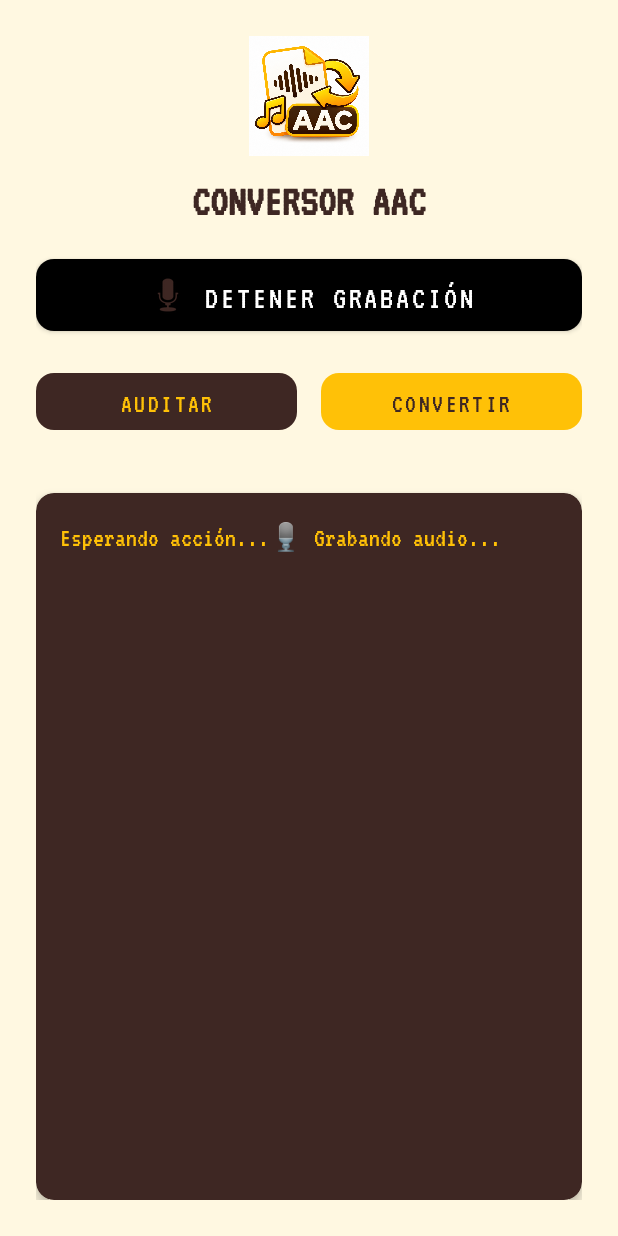
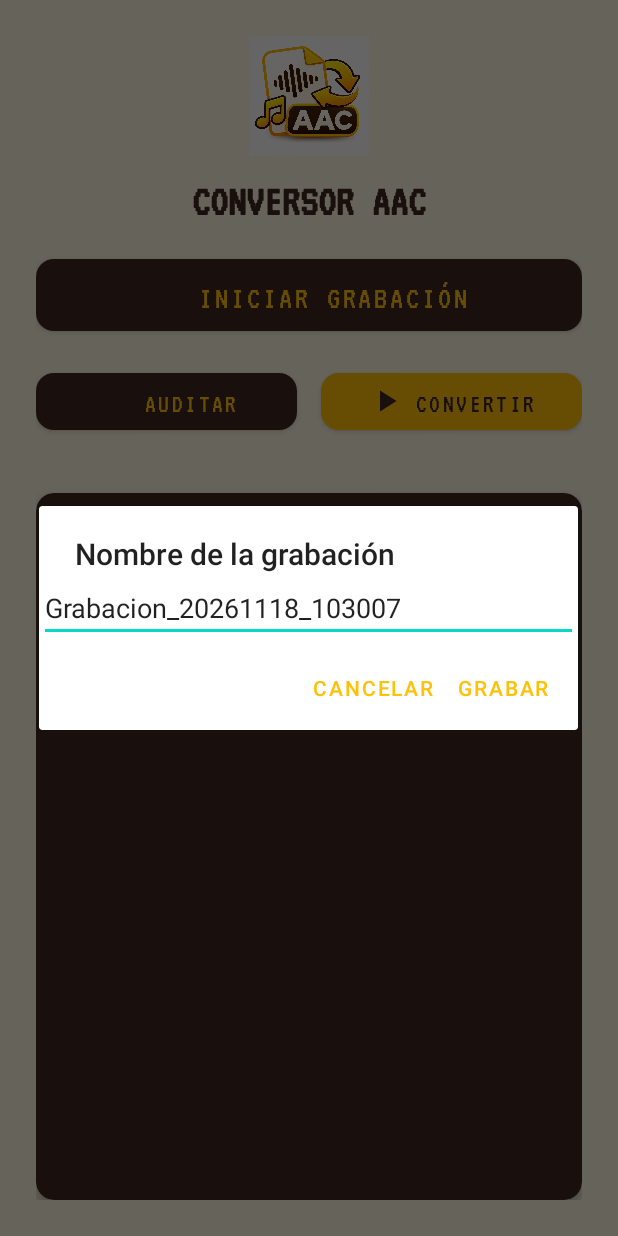
Before and after one commit to jeisonacuna23/ConversorAAC, an Android app: the screen it shows after launch (MainActivity), after a tap on "INICIAR GRABACIÓN", on a phone screen of 412 x 824 dp. Run offline under Robolectric (Android 15) with nearby library versions, the phone set to English and light mode, and no system bars; libraries missing offline, so code that uses them is left out: com.arthenica.ffmpegkit.

Commit message:
Feat: UI mejorada para grabacion, dialogos, animaciones y FontAwesome

```diff
--- a/app/src/main/java/com/personal/conversoraac/MainActivity.java
+++ b/app/src/main/java/com/personal/conversoraac/MainActivity.java
@@ -8,13 +8,18 @@ import android.net.Uri;
 import android.os.Build;
 import android.os.Bundle;
 import android.os.Environment;
+import android.os.Handler;
+import android.os.Looper;
 import android.provider.Settings;
 import android.view.View;
+import android.view.animation.AnimationUtils;
+import android.widget.EditText;
 import android.widget.ScrollView;
 import android.widget.TextView;
 import android.widget.Toast;
 
 import androidx.annotation.NonNull;
+import androidx.appcompat.app.AlertDialog;
 import androidx.appcompat.app.AppCompatActivity;
 import androidx.core.app.ActivityCompat;
 import androidx.core.content.ContextCompat;
@@ -25,6 +30,7 @@ import com.arthenica.ffmpegkit.MediaInformation;
 import com.arthenica.ffmpegkit.ReturnCode;
 import com.arthenica.ffmpegkit.StreamInformation;
 import com.google.android.material.button.MaterialButton;
+import com.google.android.material.card.MaterialCardView;
 import com.google.android.material.progressindicator.LinearProgressIndicator;
 
 import java.io.File;
@@ -39,14 +45,31 @@ import java.util.concurrent.atomic.AtomicBoolean;
 public class MainActivity extends AppCompatActivity {
 
     private MaterialButton btnConvertir, btnAuditar, btnGrabar;
-    private TextView tvLog;
+    private TextView tvLog, tvTimer, tvRecordingName;
     private ScrollView scrollView;
     private LinearProgressIndicator progressBar;
+    private MaterialCardView recordingPanel;
+    private View recordingDot;
     private final String CARPETA = "A Voz en Cuello";
 
     private MediaRecorder recorder;
     private File archivoTemporal;
+    private String nombreGrabacionFinal;
     private boolean estaGrabando = false;
+
+    private Handler timerHandler = new Handler(Looper.getMainLooper());
+    private long tiempoInicioGrabacion = 0;
+    private Runnable timerRunnable = new Runnable() {
+        @Override
+        public void run() {
+            long millis = System.currentTimeMillis() - tiempoInicioGrabacion;
+            int seconds = (int) (millis / 1000);
+            int minutes = seconds / 60;
+            seconds = seconds % 60;
+            tvTimer.setText(String.format(Locale.getDefault(), "%02d:%02d", minutes, seconds));
+            timerHandler.postDelayed(this, 500);
+        }
+    };
 
     @Override
     protected void onCreate(Bundle savedInstanceState) {
@@ -59,6 +82,10 @@ public class MainActivity extends AppCompatActivity {
         tvLog = findViewById(R.id.tvLog);
         scrollView = findViewById(R.id.scrollView);
         progressBar = findViewById(R.id.progressBar);
+        recordingPanel = findViewById(R.id.recordingPanel);
+        tvTimer = findViewById(R.id.tvTimer);
+        tvRecordingName = findViewById(R.id.tvRecordingName);
+        recordingDot = findViewById(R.id.recordingDot);
 
         btnConvertir.setOnClickListener(v -> verificarEIniciar(false));
         btnAuditar.setOnClickListener(v -> verificarEIniciar(true));
@@ -73,14 +100,34 @@ public class MainActivity extends AppCompatActivity {
                 ActivityCompat.requestPermissions(this, new String[]{Manifest.permission.RECORD_AUDIO}, 101);
                 return;
             }
-            iniciarGrabacion();
+            mostrarDialogoNombre();
         } else {
             detenerGrabacion();
         }
     }
 
+    private void mostrarDialogoNombre() {
+        AlertDialog.Builder builder = new AlertDialog.Builder(this);
+        builder.setTitle("Nombre de la grabación");
+
+        final EditText input = new EditText(this);
+        String defaultName = "Grabacion_" + new SimpleDateFormat("yyyyMMdd_HHmmss", Locale.getDefault()).format(new Date());
+        input.setText(defaultName);
+        input.setSelection(defaultName.length());
+        builder.setView(input);
+
+        builder.setPositiveButton("Grabar", (dialog, which) -> {
+            String name = input.getText().toString().trim();
+            if (name.isEmpty()) name = defaultName;
+            // Limpiamos el nombre para evitar caracteres inválidos en archivos
+            nombreGrabacionFinal = name.replaceAll("[^a-zA-Z0-9_\\-\\s]", "");
+            iniciarGrabacion();
+        });
+        builder.setNegativeButton("Cancelar", null);
+        builder.show();
+    }
+
     private void iniciarGrabacion() {
-        // Guardamos un temporal en la memoria interna de la app
         archivoTemporal = new File(getCacheDir(), "temp_grabacion.m4a");
 
         recorder = new MediaRecorder();
@@ -88,9 +135,9 @@ public class MainActivity extends AppCompatActivity {
             recorder.setAudioSource(MediaRecorder.AudioSource.MIC);
             recorder.setOutputFormat(MediaRecorder.OutputFormat.MPEG_4);
             recorder.setAudioEncoder(MediaRecorder.AudioEncoder.AAC);
-            recorder.setAudioSamplingRate(44100); // Forzamos 44.1 kHz
-            recorder.setAudioChannels(2); // Forzamos estéreo
-            recorder.setAudioEncodingBitRate(128000); // Grabamos a 128k para no perder calidad, luego FFmpeg lo baja a 64k
+            recorder.setAudioSamplingRate(44100);
+            recorder.setAudioChannels(2);
+            recorder.setAudioEncodingBitRate(128000);
             recorder.setOutputFile(archivoTemporal.getAbsolutePath());
 
             recorder.prepare();
@@ -98,12 +145,23 @@ public class MainActivity extends AppCompatActivity {
 
             estaGrabando = true;
             btnGrabar.setText("Detener Grabación");
-            btnGrabar.setBackgroundTintList(ContextCompat.getColorStateList(this, android.R.color.black));
+            btnGrabar.setIcon(ContextCompat.getDrawable(this, R.drawable.ic_fa_stop));
+            btnGrabar.setBackgroundTintList(ContextCompat.getColorStateList(this, R.color.retroYellow));
+            btnGrabar.setTextColor(ContextCompat.getColor(this, R.color.retroBrown));
+
             btnConvertir.setEnabled(false);
             btnAuditar.setEnabled(false);
-            actualizarLog("🎙 Grabando audio...");
+
+            recordingPanel.setVisibility(View.VISIBLE);
+            tvRecordingName.setText(nombreGrabacionFinal);
+            recordingDot.startAnimation(AnimationUtils.loadAnimation(this, R.anim.pulse));
+
+            tiempoInicioGrabacion = System.currentTimeMillis();
+            timerHandler.postDelayed(timerRunnable, 0);
+
+            actualizarLog("[REC] Grabando: " + nombreGrabacionFinal);
         } catch (IOException | IllegalStateException e) {
-            actualizarLog("❌ Error al iniciar grabador: " + e.getMessage());
+            actualizarLog("[ERROR] Error al iniciar grabador: " + e.getMessage());
         }
     }
 
@@ -114,17 +172,23 @@ public class MainActivity extends AppCompatActivity {
             recorder = null;
             estaGrabando = false;
 
+            timerHandler.removeCallbacks(timerRunnable);
+            recordingDot.clearAnimation();
+            recordingPanel.setVisibility(View.GONE);
+
             btnGrabar.setText("Iniciar Grabación");
-            btnGrabar.setBackgroundTintList(ContextCompat.getColorStateList(this, android.R.color.holo_red_dark));
+            btnGrabar.setIcon(ContextCompat.getDrawable(this, R.drawable.ic_fa_mic));
+            btnGrabar.setBackgroundTintList(ContextCompat.getColorStateList(this, R.color.retroBrown));
+            btnGrabar.setTextColor(ContextCompat.getColor(this, R.color.retroYellow));
+
             btnConvertir.setEnabled(true);
             btnAuditar.setEnabled(true);
-            actualizarLog("⏹ Grabación detenida. Procesando formato de radio...");
+            actualizarLog("[STOP] Grabación detenida. Procesando formato de radio...");
 
-            // Procesar el audio en un hilo secundario
             new Thread(this::procesarGrabacion).start();
 
         } catch (RuntimeException e) {
-            actualizarLog("❌ Error al detener grabación: " + e.getMessage());
+            actualizarLog("[ERROR] Error al detener grabación: " + e.getMessage());
             estaGrabando = false;
             btnGrabar.setText("Iniciar Grabación");
         }
@@ -134,13 +198,10 @@ public class MainActivity extends AppCompatActivity {
         File dir = new File(Environment.getExternalStorageDirectory(), CARPETA);
         if (!dir.exists()) dir.mkdirs();
 
-        // Nombre del archivo final basado en la fecha y hora
-        String fecha = new SimpleDateFormat("yyyyMMdd_HHmmss", Locale.getDefault()).format(new Date());
-        File archivoFinal = new File(dir, "Grabacion_" + fecha + ".aac");
+        File archivoFinal = new File(dir, nombreGrabacionFinal + ".aac");
 
         runOnUiThread(() -> progressBar.setVisibility(View.VISIBLE));
 
-        // COMANDO FFMPEG: Recibe el .m4a temporal y lo convierte a .aac (ADTS) 64 kbps 44.1 kHz
         String cmd = "-y -i \"" + archivoTemporal.getAbsolutePath() + "\" " +
                      "-vn -c:a aac -profile:a aac_low " +
                      "-b:a 64k -minrate 64k -maxrate 64k -bufsize 128k " +
@@ -150,18 +211,17 @@ public class MainActivity extends AppCompatActivity {
         CountDownLatch latch = new CountDownLatch(1);
 
         FFmpegKit.executeAsync(cmd, session -> {
-            ReturnCode rc = session.getReturnCode();
-            exito.set(ReturnCode.isSuccess(rc));
+            exito.set(ReturnCode.isSuccess(session.getReturnCode()));
             latch.countDown();
         }, log -> {}, statistics -> {});
 
         try { latch.await(); } catch (InterruptedException ignored) {}
 
         if (exito.get() && archivoFinal.exists() && archivoFinal.length() > 0) {
-            actualizarLog("✅ ¡Grabación lista!\nGuardada como: " + archivoFinal.getName());
-            archivoTemporal.delete(); // Borramos el temporal
+            actualizarLog("[OK] Grabación lista y guardada como: " + archivoFinal.getName());
+            archivoTemporal.delete();
         } else {
-            actualizarLog("❌ Error al convertir la grabación.");
+            actualizarLog("[ERROR] Error al convertir la grabación.");
         }
 
         runOnUiThread(() -> progressBar.setVisibility(View.INVISIBLE));
@@ -171,13 +231,13 @@ public class MainActivity extends AppCompatActivity {
     public void onRequestPermissionsResult(int requestCode, @NonNull String[] permissions, @NonNull int[] grantResults) {
         super.onRequestPermissionsResult(requestCode, permissions, grantResults);
         if (requestCode == 101 && grantResults.length > 0 && grantResults[0] == PackageManager.PERMISSION_GRANTED) {
-            iniciarGrabacion();
+            mostrarDialogoNombre();
         } else {
             Toast.makeText(this, "Se necesita permiso de micrófono para grabar", Toast.LENGTH_SHORT).show();
         }
     }
 
-    // --- LÓGICA DE AUDITORÍA Y CONVERSIÓN (Ya existente) ---
+    // --- LÓGICA DE AUDITORÍA Y CONVERSIÓN ---
 
     private void verificarEIniciar(boolean esAuditoria) {
         if (Build.VERSION.SDK_INT >= Build.VERSION_CODES.R && !Environment.isExternalStorageManager()) {
--- /dev/null
+++ b/app/src/main/res/anim/pulse.xml
@@ -0,0 +1,5 @@
+<?xml version="1.0" encoding="utf-8"?>
+<set xmlns:android="http://schemas.android.com/apk/res/android">
+    <scale android:fromXScale="1.0" android:toXScale="1.8" android:fromYScale="1.0" android:toYScale="1.8" android:pivotX="50%" android:pivotY="50%" android:duration="1000" android:repeatCount="infinite" />
+    <alpha android:fromAlpha="1.0" android:toAlpha="0.0" android:duration="1000" android:repeatCount="infinite" />
+</set>
--- /dev/null
+++ b/app/src/main/res/drawable/ic_fa_mic.xml
@@ -0,0 +1,3 @@
+<vector xmlns:android="http://schemas.android.com/apk/res/android" android:width="24dp" android:height="24dp" android:viewportWidth="24" android:viewportHeight="24">
+    <path android:fillColor="#FFC107" android:pathData="M12,14c1.66,0 2.99,-1.34 2.99,-3L15,5c0,-1.66 -1.34,-3 -3,-3S9,3.34 9,5v6c0,1.66 1.34,3 3,3zM17.3,11c0,3 -2.54,5.1 -5.3,5.1S6.7,14 6.7,11L5,11c0,3.41 2.72,6.23 6,6.72L11,21h2v-3.28c3.28,-0.48 6,-3.3 6,-6.72h-1.7z"/>
+</vector>
--- /dev/null
+++ b/app/src/main/res/drawable/ic_fa_play.xml
@@ -0,0 +1,3 @@
+<vector xmlns:android="http://schemas.android.com/apk/res/android" android:width="24dp" android:height="24dp" android:viewportWidth="24" android:viewportHeight="24">
+    <path android:fillColor="#3E2723" android:pathData="M8,5v14l11,-7z"/>
+</vector>
--- /dev/null
+++ b/app/src/main/res/drawable/ic_fa_search.xml
@@ -0,0 +1,3 @@
+<vector xmlns:android="http://schemas.android.com/apk/res/android" android:width="24dp" android:height="24dp" android:viewportWidth="24" android:viewportHeight="24">
+    <path android:fillColor="#FFC107" android:pathData="M15.5,14h-0.79l-0.28,-0.27C15.41,12.59 16,11.11 16,9.5 16,5.91 13.09,3 9.5,3S3,5.91 3,9.5 5.91,16 9.5,16c1.61,0 3.09,-0.59 4.23,-1.57l0.27,0.28v0.79l5,4.99L20.49,19l-4.99,-5zM9.5,14C7.01,14 5,11.99 5,9.5S7.01,5 9.5,5 14,7.01 14,9.5 11.99,14 9.5,14z"/>
+</vector>
--- /dev/null
+++ b/app/src/main/res/drawable/ic_fa_stop.xml
@@ -0,0 +1,3 @@
+<vector xmlns:android="http://schemas.android.com/apk/res/android" android:width="24dp" android:height="24dp" android:viewportWidth="24" android:viewportHeight="24">
+    <path android:fillColor="#3E2723" android:pathData="M6,6h12v12H6z"/>
+</vector>
--- a/app/src/main/res/layout/activity_main.xml
+++ b/app/src/main/res/layout/activity_main.xml
@@ -25,7 +25,56 @@
         android:gravity="center"
         android:layout_marginBottom="16dp"/>
 
-    <!-- Botón de Grabación (NUEVO) -->
+    <!-- Panel de Grabación (Oculto por defecto) -->
+    <com.google.android.material.card.MaterialCardView
+        android:id="@+id/recordingPanel"
+        android:layout_width="match_parent"
+        android:layout_height="wrap_content"
+        android:layout_marginBottom="16dp"
+        app:cardCornerRadius="12dp"
+        app:cardBackgroundColor="@color/retroBrown"
+        android:visibility="gone">
+
+        <LinearLayout
+            android:layout_width="match_parent"
+            android:layout_height="wrap_content"
+            android:orientation="horizontal"
+            android:padding="16dp"
+            android:gravity="center_vertical">
+
+            <View
+                android:id="@+id/recordingDot"
+                android:layout_width="16dp"
+                android:layout_height="16dp"
+                android:background="@drawable/ic_fa_stop"
+                android:backgroundTint="#D32F2F"
+                android:layout_marginEnd="16dp"/>
+
+            <TextView
+                android:id="@+id/tvTimer"
+                android:layout_width="wrap_content"
+                android:layout_height="wrap_content"
+                android:text="00:00"
+                android:textSize="24sp"
+                android:fontFamily="@font/vt323"
+                android:textColor="@color/retroYellow"
+                android:layout_marginEnd="16dp"/>
+
+            <TextView
+                android:id="@+id/tvRecordingName"
+                android:layout_width="0dp"
+                android:layout_height="wrap_content"
+                android:layout_weight="1"
+                android:text="Grabando..."
+                android:textSize="18sp"
+                android:fontFamily="@font/vt323"
+                android:textColor="@color/retroLight"
+                android:singleLine="true"
+                android:ellipsize="end"/>
+        </LinearLayout>
+    </com.google.android.material.card.MaterialCardView>
+
+    <!-- Botón de Grabación -->
     <com.google.android.material.button.MaterialButton
         android:id="@+id/btnGrabar"
         android:layout_width="match_parent"
@@ -33,12 +82,12 @@
         android:text="Iniciar Grabación"
         android:fontFamily="@font/vt323"
         android:textSize="22sp"
-        app:icon="@android:drawable/ic_btn_speak_now"
+        app:icon="@drawable/ic_fa_mic"
         app:iconGravity="textStart"
         app:cornerRadius="12dp"
         android:layout_marginBottom="16dp"
-        app:backgroundTint="#D32F2F"
-        android:textColor="#FFFFFF"/>
+        app:backgroundTint="@color/retroBrown"
+        android:textColor="@color/retroYellow"/>
 
     <LinearLayout
         android:layout_width="match_parent"
@@ -54,6 +103,8 @@
             android:text="Auditar"
             android:fontFamily="@font/vt323"
             android:textSize="18sp"
+            app:icon="@drawable/ic_fa_search"
+            app:iconGravity="textStart"
             app:cornerRadius="12dp"
             android:layout_marginEnd="8dp"
             app:backgroundTint="@color/retroBrown"
@@ -67,6 +118,8 @@
             android:text="Convertir"
             android:fontFamily="@font/vt323"
             android:textSize="18sp"
+            app:icon="@drawable/ic_fa_play"
+            app:iconGravity="textStart"
             app:cornerRadius="12dp"
             android:layout_marginStart="8dp"
             app:backgroundTint="@color/retroYellow"
```
